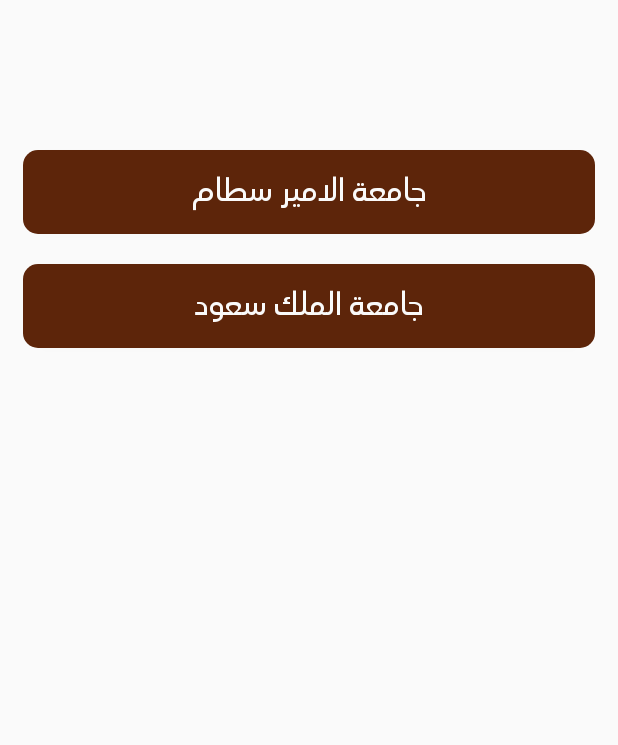
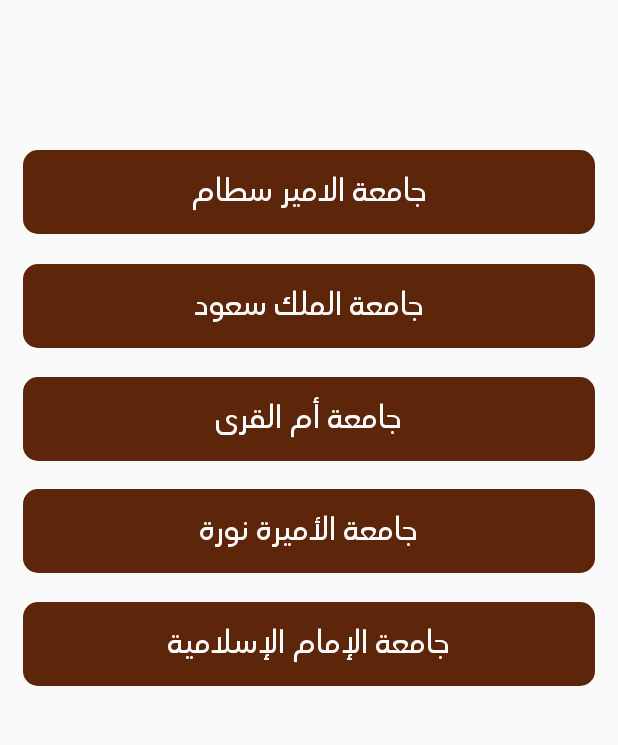
Before and after one commit to Abdulrahman-AlGhamdi/Saudi-Universities-Directory, an Android app: the screen it shows after launch (MainActivity), on a phone screen of 412 x 824 dp, the part 134-879 px from its top. Run offline under Robolectric (Android 15) with nearby library versions, the phone set to English and light mode, and no system bars; our stand-ins replace Firebase (no records; nobody signed in at launch, a user with empty details on screens opened directly).

Commit message:
Adding 3 More Universities

```diff
--- a/app/src/main/java/com/ss/universitiesdirectory/Fragment/UniversitiesFragment.java
+++ b/app/src/main/java/com/ss/universitiesdirectory/Fragment/UniversitiesFragment.java
@@ -26,8 +26,8 @@
     private Bundle bundle;
     private DatabaseReference reference;
     private ProgressDialog progressDialog;
-    private Button mSattamUniversity, mSaudUniversity;
-    private UniversitiesModel Sattam, Saud;
+    private Button mSattamUniversity, mSaudUniversity, mAlQura, mNoraUniversity, mImamUniversity;
+    private UniversitiesModel Sattam, Saud, AlQura, Nora, Imam;
 
     @Override
     public View onCreateView(LayoutInflater inflater, ViewGroup container, Bundle savedInstanceState) {
@@ -43,7 +43,10 @@
 
     private void init() {
         bundle = new Bundle();
+        mAlQura = view.findViewById(R.id.AlQuraUniversity);
+        mNoraUniversity = view.findViewById(R.id.NoraUniversity);
         mSaudUniversity = view.findViewById(R.id.SaudUniversity);
+        mImamUniversity = view.findViewById(R.id.ImamUniversity);
         reference = FirebaseDatabase.getInstance().getReference();
         mSattamUniversity = view.findViewById(R.id.SattamUniversity);
     }
@@ -61,7 +64,10 @@
             @Override
             public void onDataChange(@NonNull DataSnapshot dataSnapshot) {
                 Saud = dataSnapshot.child("SaudUniversity").getValue(UniversitiesModel.class);
+                Nora = dataSnapshot.child("NoraUniversity").getValue(UniversitiesModel.class);
+                Imam = dataSnapshot.child("ImamUniversity").getValue(UniversitiesModel.class);
                 Sattam = dataSnapshot.child("SattamUniversity").getValue(UniversitiesModel.class);
+                AlQura = dataSnapshot.child("UmmAlQuraUniversity").getValue(UniversitiesModel.class);
                 progressDialog.dismiss();
             }
 
@@ -83,6 +89,24 @@
             @Override
             public void onClick(View v) {
                 getData(Saud);
+            }
+        });
+        mAlQura.setOnClickListener(new View.OnClickListener() {
+            @Override
+            public void onClick(View v) {
+                getData(AlQura);
+            }
+        });
+        mNoraUniversity.setOnClickListener(new View.OnClickListener() {
+            @Override
+            public void onClick(View v) {
+                getData(Nora);
+            }
+        });
+        mImamUniversity.setOnClickListener(new View.OnClickListener() {
+            @Override
+            public void onClick(View v) {
+                getData(Imam);
             }
         });
     }
--- a/app/src/main/res/layout/fragment_details.xml
+++ b/app/src/main/res/layout/fragment_details.xml
@@ -28,7 +28,7 @@
             android:layout_width="match_parent"
             android:layout_height="wrap_content"
             android:orientation="vertical"
-            android:padding="15dp">
+            android:padding="10dp">
 
             <androidx.constraintlayout.widget.ConstraintLayout
                 android:layout_width="match_parent"
--- a/app/src/main/res/layout/fragment_universities.xml
+++ b/app/src/main/res/layout/fragment_universities.xml
@@ -35,7 +35,7 @@
         android:textSize="20sp"
         app:layout_constraintEnd_toEndOf="parent"
         app:layout_constraintStart_toStartOf="parent"
-        app:layout_constraintTop_toBottomOf="@+id/textView" />
+        app:layout_constraintTop_toBottomOf="@+id/textView"/>
 
     <Button
         android:id="@+id/SaudUniversity"
@@ -51,6 +51,57 @@
         android:textSize="20sp"
         app:layout_constraintEnd_toEndOf="parent"
         app:layout_constraintStart_toStartOf="parent"
-        app:layout_constraintTop_toBottomOf="@+id/SattamUniversity" />
+        app:layout_constraintTop_toBottomOf="@+id/SattamUniversity"/>
+
+    <Button
+        android:id="@+id/AlQuraUniversity"
+        android:layout_width="match_parent"
+        android:layout_height="wrap_content"
+        android:layout_marginTop="95dp"
+        android:background="@drawable/universities_button_design"
+        android:fontFamily="@font/questv_regular"
+        android:padding="10dp"
+        android:text="@string/alqura_university"
+        android:textAllCaps="false"
+        android:textColor="@color/Beige"
+        android:textSize="20sp"
+        app:layout_constraintEnd_toEndOf="parent"
+        app:layout_constraintHorizontal_bias="0.551"
+        app:layout_constraintStart_toStartOf="parent"
+        app:layout_constraintTop_toBottomOf="@+id/SattamUniversity"/>
+
+    <Button
+        android:id="@+id/NoraUniversity"
+        android:layout_width="match_parent"
+        android:layout_height="wrap_content"
+        android:layout_marginTop="170dp"
+        android:background="@drawable/universities_button_design"
+        android:fontFamily="@font/questv_regular"
+        android:padding="10dp"
+        android:text="@string/nora_university"
+        android:textAllCaps="false"
+        android:textColor="@color/Beige"
+        android:textSize="20sp"
+        app:layout_constraintEnd_toEndOf="parent"
+        app:layout_constraintHorizontal_bias="0.551"
+        app:layout_constraintStart_toStartOf="parent"
+        app:layout_constraintTop_toBottomOf="@+id/SattamUniversity"/>
+
+    <Button
+        android:id="@+id/ImamUniversity"
+        android:layout_width="match_parent"
+        android:layout_height="wrap_content"
+        android:layout_marginTop="245dp"
+        android:background="@drawable/universities_button_design"
+        android:fontFamily="@font/questv_regular"
+        android:padding="10dp"
+        android:text="@string/imam_university"
+        android:textAllCaps="false"
+        android:textColor="@color/Beige"
+        android:textSize="20sp"
+        app:layout_constraintEnd_toEndOf="parent"
+        app:layout_constraintHorizontal_bias="0.551"
+        app:layout_constraintStart_toStartOf="parent"
+        app:layout_constraintTop_toBottomOf="@+id/SattamUniversity"/>
 
 </androidx.constraintlayout.widget.ConstraintLayout>
--- a/app/src/main/res/values/strings.xml
+++ b/app/src/main/res/values/strings.xml
@@ -4,6 +4,9 @@
     // App Strings
     <string name="sattam_university">جامعة الامير سطام</string>
     <string name="suad_university">جامعة الملك سعود</string>
+    <string name="alqura_university">جامعة أم القرى</string>
+    <string name="nora_university">جامعة الأميرة نورة</string>
+    <string name="imam_university">جامعة الإمام الإسلامية</string>
     <string name="news">أخبار</string>
     <string name="location">موقع</string>
     <string name="about">عن الجامعه:</string>
```
